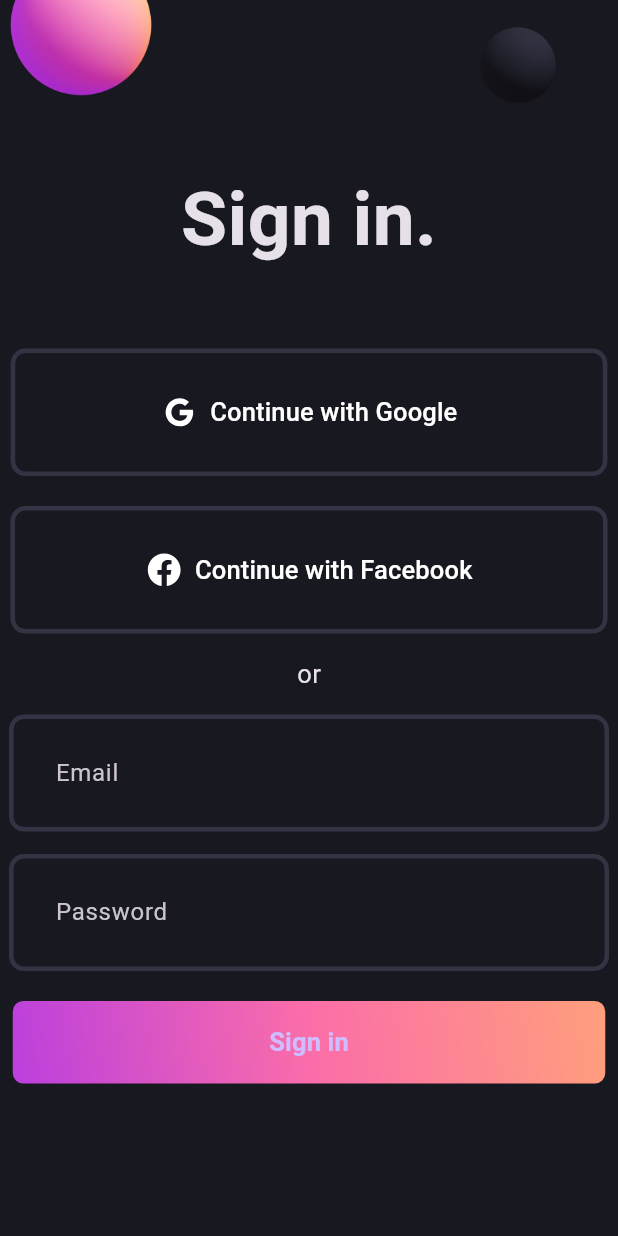
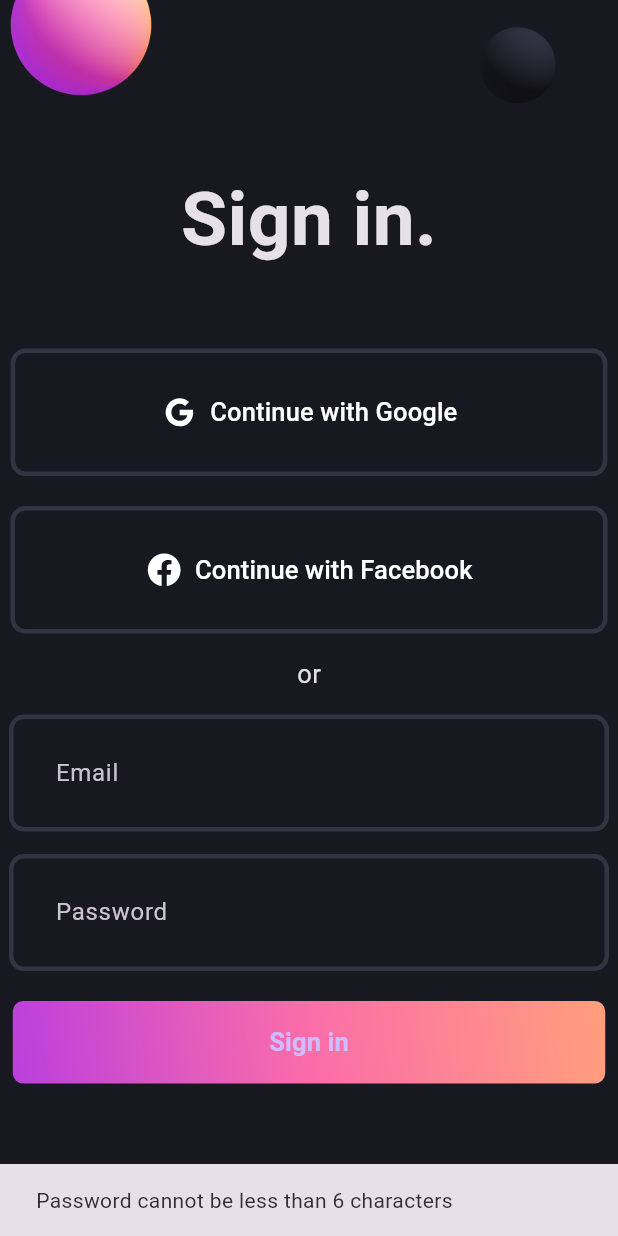
Before and after one commit to campodonico3/practice3_bloc, a Flutter app: the screen it shows after launch, after a tap on "Sign in", on a phone screen of 412 x 824 dp. Run offline on Flutter 3.47's test engine with Material 3 defaults, Android fonts, the light colour scheme and no system bars; our stand-ins replace flutter_bloc, flutter_svg.

Commit message:
feat: Integration Bloc in the code

```diff
--- /dev/null
+++ b/lib/bloc/auth_bloc.dart
@@ -0,0 +1,27 @@
+import 'package:flutter/foundation.dart';
+import 'package:flutter_bloc/flutter_bloc.dart';
+
+part 'auth_event.dart';
+part 'auth_state.dart';
+
+class AuthBloc extends Bloc<AuthEvent, AuthState> {
+  AuthBloc() : super(AuthInitial()) {
+    on<AuthLoginRrequested>((event, emit) async {
+      emit(AuthLoading());
+      try {
+        final email = event.email;
+        final password = event.password;
+
+        if (password.length < 6) {
+          return emit(AuthFailure('Password cannot be less than 6 characters'));
+        }
+
+        await Future.delayed(Duration(seconds: 1), () {
+          return emit(AuthSuccess(uid: '$email - $password'));
+        });
+      } catch (e) {
+        return emit(AuthFailure(e.toString()));
+      }
+    });
+  }
+}
--- /dev/null
+++ b/lib/bloc/auth_event.dart
@@ -0,0 +1,14 @@
+part of 'auth_bloc.dart';
+
+@immutable
+sealed class AuthEvent {}
+
+final class AuthLoginRrequested extends AuthEvent {
+  final String email;
+  final String password;
+
+  AuthLoginRrequested({
+    required this.email,
+    required this.password,
+  });
+}
--- /dev/null
+++ b/lib/bloc/auth_state.dart
@@ -0,0 +1,20 @@
+part of 'auth_bloc.dart';
+
+@immutable
+sealed class AuthState {}
+
+final class AuthInitial extends AuthState {}
+
+final class AuthSuccess extends AuthState {
+  final String uid; // userModel
+
+  AuthSuccess({ required this.uid });
+}
+
+final class AuthFailure extends AuthState {
+  final String error;
+
+  AuthFailure(this.error);
+}
+
+final class AuthLoading extends AuthState {}
--- /dev/null
+++ b/lib/home_screen.dart
@@ -0,0 +1,13 @@
+import 'package:flutter/material.dart';
+
+class HomeScreen extends StatelessWidget {
+  const HomeScreen({super.key});
+
+  @override
+  Widget build(BuildContext context) {
+    return Scaffold(
+      appBar: AppBar(title: Center(child: Text('Home')),),
+      // body: ,
+    );
+  }
+}
--- a/lib/login_screen.dart
+++ b/lib/login_screen.dart
@@ -1,4 +1,7 @@
 import 'package:flutter/material.dart';
+import 'package:flutter_bloc/flutter_bloc.dart';
+import 'package:practice3_bloc/bloc/auth_bloc.dart';
+import 'package:practice3_bloc/home_screen.dart';
 import 'package:practice3_bloc/widgets/gradient_button.dart';
 import 'package:practice3_bloc/widgets/login_field.dart';
 import 'package:practice3_bloc/widgets/social_button.dart';
@@ -17,7 +20,30 @@ class _LoginScreenState extends State<LoginScreen> {
   @override
   Widget build(BuildContext context) {
     return Scaffold(
-      body: SingleChildScrollView(
+      body: BlocListener<AuthBloc, AuthState>(
+        listener: (context, state) {
+          if (state is AuthFailure) {
+            ScaffoldMessenger.of(
+              context,
+            ).showSnackBar(SnackBar(content: Text(state.error)));
+          }
+
+          if (state is AuthSuccess) {
+            Navigator.pushAndRemoveUntil(
+              context,
+              MaterialPageRoute(builder: (context) => HomeScreen()),
+              (route) => false,
+            );
+          }
+        },
+        child: BlocBuilder<AuthBloc, AuthState>(
+          builder: (context, state) {
+            if (state is AuthLoading) {
+              return Center(
+                child: CircularProgressIndicator(),
+              );
+            }
+            return SingleChildScrollView(
               child: Center(
                 child: Column(
                   children: [
@@ -32,7 +58,8 @@ class _LoginScreenState extends State<LoginScreen> {
                     const SizedBox(height: 50),
                     const SocialButton(
                       iconPath: 'assets/svgs/g_logo.svg',
-                  label: 'Continue with Google'),
+                      label: 'Continue with Google',
+                    ),
                     const SizedBox(height: 20),
                     const SocialButton(
                       iconPath: 'assets/svgs/f_logo.svg',
@@ -40,26 +67,28 @@ class _LoginScreenState extends State<LoginScreen> {
                       horizontalPadding: 90,
                     ),
                     const SizedBox(height: 15),
-              const Text(
-                'or',
-                style: TextStyle(
-                  fontSize: 17,
-                ),
-              ),
+                    const Text('or', style: TextStyle(fontSize: 17)),
                     const SizedBox(height: 15),
-              LoginField(
-                hintText: 'Email',
-                controller: emailController,
-              ),
+                    LoginField(hintText: 'Email', controller: emailController),
                     const SizedBox(height: 15),
                     LoginField(
                       hintText: 'Password',
                       controller: passwordController,
                     ),
                     const SizedBox(height: 20),
-              const GradientButton(),
+                    GradientButton(
+                      onPressed: () => context.read<AuthBloc>().add(
+                        AuthLoginRrequested(
+                          email: emailController.text.trim(),
+                          password: passwordController.text.trim(),
+                        ),
+                      ),
+                    ),
                   ],
                 ),
+              ),
+            );
+          },
         ),
       ),
     );
--- a/lib/main.dart
+++ b/lib/main.dart
@@ -1,4 +1,6 @@
 import 'package:flutter/material.dart';
+import 'package:flutter_bloc/flutter_bloc.dart';
+import 'package:practice3_bloc/bloc/auth_bloc.dart';
 import 'package:practice3_bloc/login_screen.dart';
 import 'package:practice3_bloc/pallete.dart';
 
@@ -11,12 +13,16 @@ class MyApp extends StatelessWidget {
 
   @override
   Widget build(BuildContext context) {
-    return MaterialApp(
-      title: 'Flutter Demo',
-      theme: ThemeData.dark().copyWith(
-        scaffoldBackgroundColor: Pallete.backgroundColor,
+    return BlocProvider(
+      create: (context) => AuthBloc(),
+      child: MaterialApp(
+        debugShowCheckedModeBanner: false,
+        title: 'Flutter Demo',
+        theme: ThemeData.dark().copyWith(
+          scaffoldBackgroundColor: Pallete.backgroundColor,
+        ),
+        home: const LoginScreen(),
       ),
-      home: const LoginScreen(),
     );
   }
 }
--- a/lib/widgets/gradient_button.dart
+++ b/lib/widgets/gradient_button.dart
@@ -3,7 +3,8 @@ import 'package:practice3_bloc/pallete.dart';
 
 
 class GradientButton extends StatelessWidget {
-  const GradientButton({super.key});
+  final VoidCallback onPressed;
+  const GradientButton({super.key, required this.onPressed});
 
   @override
   Widget build(BuildContext context) {
@@ -21,7 +22,7 @@ class GradientButton extends StatelessWidget {
         borderRadius: BorderRadius.circular(7),
       ),
       child: ElevatedButton(
-        onPressed: () {},
+        onPressed: onPressed,
         style: ElevatedButton.styleFrom(
           fixedSize: const Size(395, 55),
           backgroundColor: Colors.transparent,
```
Lines whose indentation alone changed are shown as unchanged.
